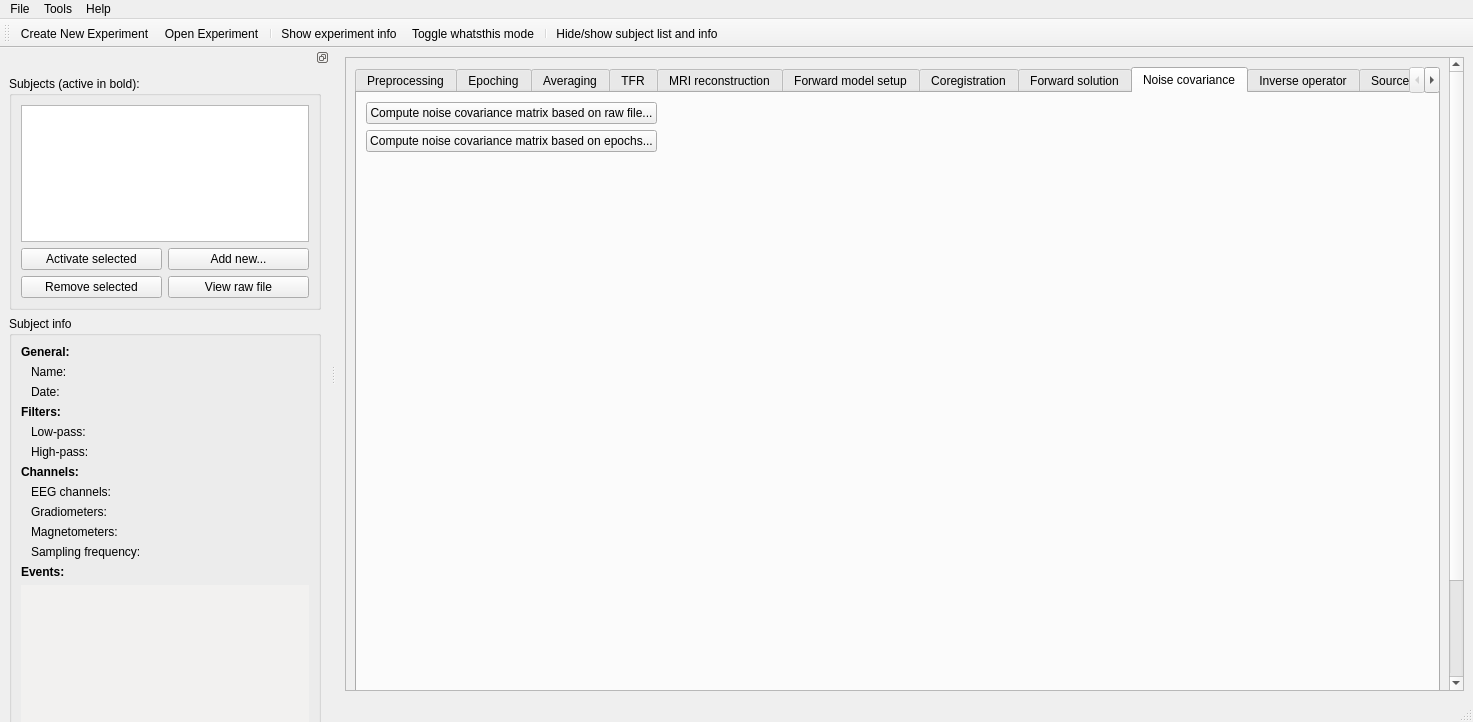
Old version of the form meggie_batch/ui/qt4Designer_ui_files/mainWindowBatch.ui in the repository cibr-jyu/meggie.
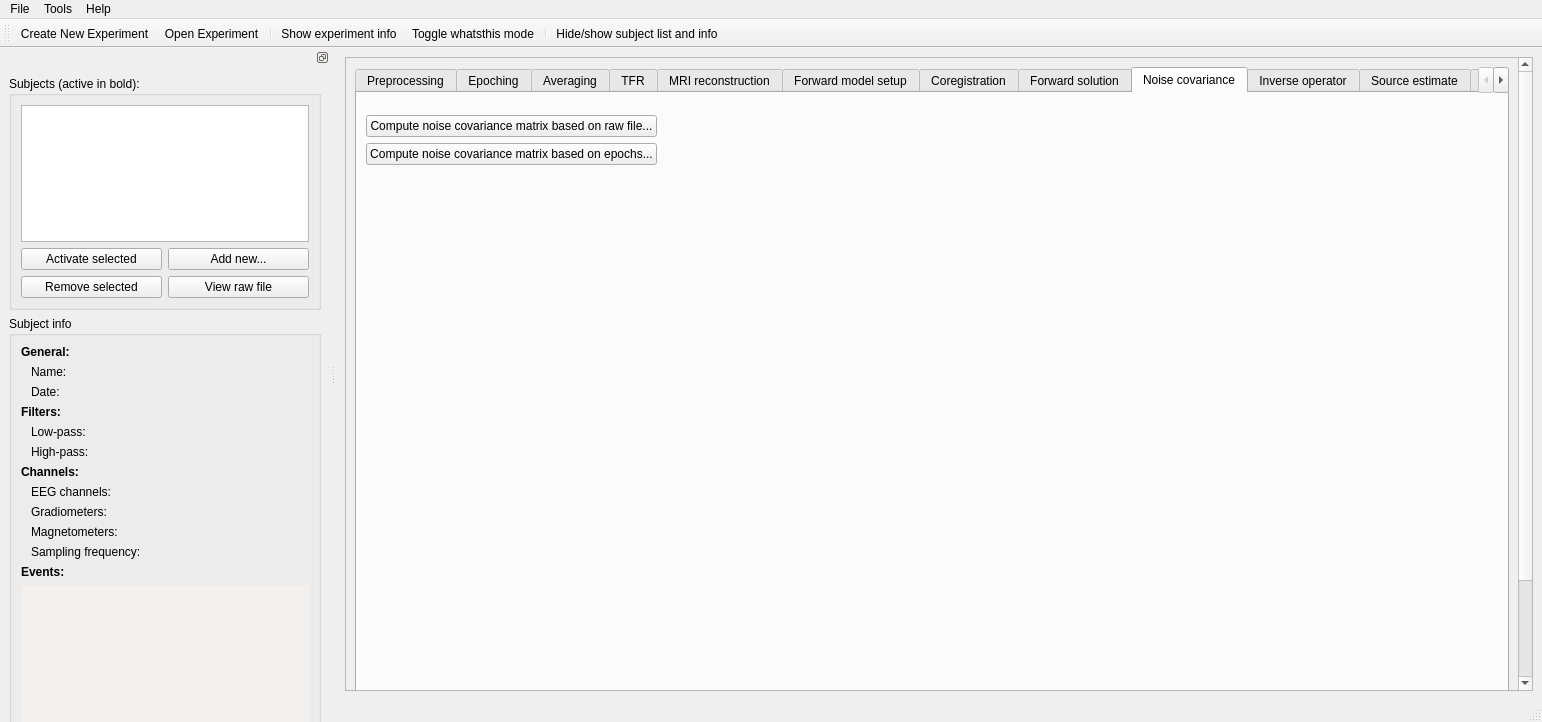
New version of the form. Icons and pictures are not drawn.

What changed in the file:
```diff
--- a/meggie_batch/ui/qt4Designer_ui_files/mainWindowBatch.ui
+++ b/meggie_batch/ui/qt4Designer_ui_files/mainWindowBatch.ui
@@ -9,7 +9,7 @@
    <rect>
     <x>0</x>
     <y>0</y>
-    <width>1473</width>
+    <width>1542</width>
     <height>722</height>
    </rect>
   </property>
@@ -32,6 +32,12 @@
    <string>Meggie</string>
   </property>
   <widget class="QWidget" name="centralwidget">
+   <property name="minimumSize">
+    <size>
+     <width>600</width>
+     <height>400</height>
+    </size>
+   </property>
    <layout class="QGridLayout" name="gridLayout_7">
     <item row="0" column="0">
      <widget class="QScrollArea" name="scrollArea">
@@ -41,9 +47,18 @@
         <verstretch>0</verstretch>
        </sizepolicy>
       </property>
+      <property name="minimumSize">
+       <size>
+        <width>600</width>
+        <height>600</height>
+       </size>
+      </property>
       <property name="verticalScrollBarPolicy">
        <enum>Qt::ScrollBarAsNeeded</enum>
       </property>
+      <property name="horizontalScrollBarPolicy">
+       <enum>Qt::ScrollBarAsNeeded</enum>
+      </property>
       <property name="widgetResizable">
        <bool>true</bool>
       </property>
@@ -52,7 +67,7 @@
         <rect>
          <x>0</x>
          <y>0</y>
-         <width>1100</width>
+         <width>1165</width>
          <height>750</height>
         </rect>
        </property>
@@ -71,7 +86,7 @@
              <bool>true</bool>
             </property>
             <property name="sizePolicy">
-             <sizepolicy hsizetype="Preferred" vsizetype="Preferred">
+             <sizepolicy hsizetype="Expanding" vsizetype="Expanding">
               <horstretch>0</horstretch>
               <verstretch>0</verstretch>
              </sizepolicy>
@@ -79,7 +94,7 @@
             <property name="minimumSize">
              <size>
               <width>200</width>
-              <height>0</height>
+              <height>400</height>
              </size>
             </property>
             <property name="maximumSize">
@@ -2284,8 +2299,16 @@
               <string>Noise covariance</string>
              </attribute>
              <layout class="QFormLayout" name="formLayout_16">
-              <item row="0" column="0">
+              <property name="fieldGrowthPolicy">
+               <enum>QFormLayout::AllNonFixedFieldsGrow</enum>
+              </property>
+              <item row="0" column="0" colspan="2">
+               <layout class="QHBoxLayout" name="horizontalLayout_34">
+                <item>
                <layout class="QVBoxLayout" name="verticalLayout_14">
+                  <property name="topMargin">
+                   <number>13</number>
+                  </property>
                 <item>
                  <widget class="QPushButton" name="pushButtonComputeCovarianceRaw">
                   <property name="text">
@@ -2300,9 +2323,22 @@
                   </property>
                  </widget>
                 </item>
-               </layout>
-              </item>
-              <item row="0" column="1">
+                  <item>
+                   <spacer name="verticalSpacer_3">
+                    <property name="orientation">
+                     <enum>Qt::Vertical</enum>
+                    </property>
+                    <property name="sizeHint" stdset="0">
+                     <size>
+                      <width>20</width>
+                      <height>40</height>
+                     </size>
+                    </property>
+                   </spacer>
+                  </item>
+                 </layout>
+                </item>
+                <item>
                <widget class="QFrame" name="frameCovarianceInfoWidget">
                 <property name="frameShape">
                  <enum>QFrame::NoFrame</enum>
@@ -2310,7 +2346,25 @@
                 <property name="frameShadow">
                  <enum>QFrame::Raised</enum>
                 </property>
-               </widget>
+                  <property name="lineWidth">
+                   <number>1</number>
+                  </property>
+                 </widget>
+                </item>
+                <item>
+                 <spacer name="horizontalSpacer">
+                  <property name="orientation">
+                   <enum>Qt::Horizontal</enum>
+                  </property>
+                  <property name="sizeHint" stdset="0">
+                   <size>
+                    <width>40</width>
+                    <height>20</height>
+                   </size>
+                  </property>
+                 </spacer>
+                </item>
+               </layout>
               </item>
              </layout>
             </widget>
@@ -2653,7 +2707,7 @@
     <rect>
      <x>0</x>
      <y>0</y>
-     <width>1473</width>
+     <width>1542</width>
      <height>23</height>
     </rect>
    </property>
```
Left out of the diff: 20 changed lines with no effect on the pictures. Lines whose indentation alone changed are shown as unchanged.
